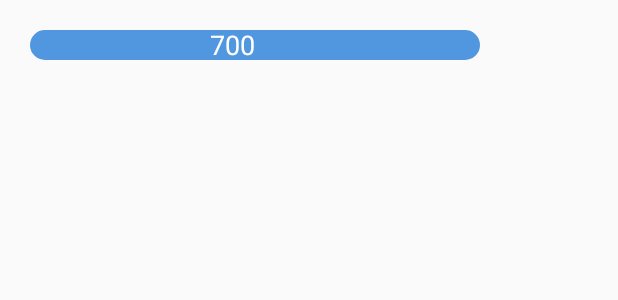
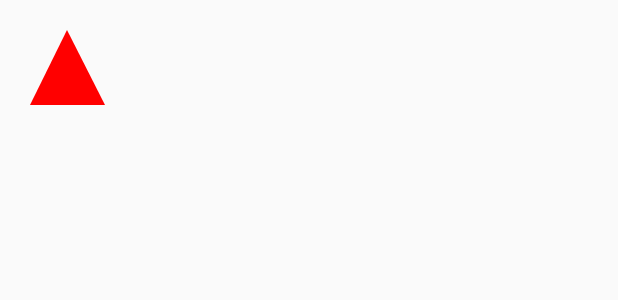
Before and after one commit to cairurui/XAndroid, an Android app: the layout activity_learning_custom_view.xml on its own in the app's theme, with its tools: preview values and no code run, on a phone screen of 412 x 824 dp. Shown: the top 300 px of the screen. Run offline under Robolectric (Android 15) with nearby library versions, the phone set to English and light mode, and no system bars.

Commit message:
自定义view 篇-- ShapeView

```diff
--- a/app/src/main/java/com/charry/xandroid/ui/customview/LearningCustomViewActivity.java
+++ b/app/src/main/java/com/charry/xandroid/ui/customview/LearningCustomViewActivity.java
@@ -1,5 +1,7 @@
 package com.charry.xandroid.ui.customview;
 
+import android.os.Handler;
+import android.os.Message;
 import android.support.v7.app.AppCompatActivity;
 import android.os.Bundle;
 
@@ -7,15 +9,22 @@ import com.charry.xandroid.R;
 
 public class LearningCustomViewActivity extends AppCompatActivity {
 
+    Handler mHandler = new Handler();
+
     @Override
     protected void onCreate(Bundle savedInstanceState) {
         super.onCreate(savedInstanceState);
         setContentView(R.layout.activity_learning_custom_view);
 
+        final ShapeView shapeView = findViewById(R.id.shape_view);
+        mHandler.postDelayed(new Runnable() {
+            @Override
+            public void run() {
+                shapeView.exchange();
 
-        LevelView levelView = findViewById(R.id.level_view);
-        levelView.setRange(0.5f);
-        levelView.setLeftText("500");
+                mHandler.postDelayed(this, 1000);
+            }
+        }, 1000);
 
     }
 }
--- /dev/null
+++ b/app/src/main/java/com/charry/xandroid/ui/customview/ShapeView.java
@@ -0,0 +1,106 @@
+package com.charry.xandroid.ui.customview;
+
+import android.content.Context;
+import android.graphics.Canvas;
+import android.graphics.Color;
+import android.graphics.Paint;
+import android.graphics.Path;
+import android.graphics.Rect;
+import android.support.annotation.Nullable;
+import android.util.AttributeSet;
+import android.view.View;
+
+/**
+ * Created by xiaocai on 2018/4/24.
+ */
+
+public class ShapeView extends View {
+    private int mWidth;
+    private int mCenter;
+    private Paint mPaint;
+    private Shape mShape = Shape.Triangle;
+
+    public ShapeView(Context context) {
+        this(context, null);
+    }
+
+    public ShapeView(Context context, @Nullable AttributeSet attrs) {
+        this(context, attrs, 0);
+    }
+
+    public ShapeView(Context context, @Nullable AttributeSet attrs, int defStyleAttr) {
+        super(context, attrs, defStyleAttr);
+        init();
+    }
+
+    private void init() {
+        mPaint = new Paint(Paint.ANTI_ALIAS_FLAG);
+        mPaint.setColor(Color.YELLOW);
+    }
+
+    public void setShape(Shape shape) {
+        this.mShape = shape;
+        invalidate();
+    }
+
+    @Override
+    protected void onMeasure(int widthMeasureSpec, int heightMeasureSpec) {
+        super.onMeasure(widthMeasureSpec, heightMeasureSpec);
+
+        int width = MeasureSpec.getSize(widthMeasureSpec);
+        int height = MeasureSpec.getSize(heightMeasureSpec);
+        if (width < height)
+            width = height;
+        else
+            height = width;
+
+        mWidth = width;
+        mCenter = mWidth / 2;
+        setMeasuredDimension(width, height);
+    }
+
+    public void exchange() {
+        switch (mShape) {
+            case Circle:
+                mShape = Shape.Square;
+                break;
+            case Square:
+                mShape = Shape.Triangle;
+                break;
+            case Triangle:
+                mShape = Shape.Circle;
+                break;
+        }
+        invalidate();
+    }
+
+    @Override
+    protected void onDraw(Canvas canvas) {
+        super.onDraw(canvas);
+
+        switch (mShape) {
+            case Circle:
+                mPaint.setColor(Color.YELLOW);
+                canvas.drawCircle(mCenter, mCenter, mCenter, mPaint);
+                break;
+            case Square:
+                Rect rect = new Rect(0, 0, mWidth, mWidth);
+                mPaint.setColor(Color.BLUE);
+                canvas.drawRect(rect, mPaint);
+                break;
+            case Triangle:
+                mPaint.setColor(Color.RED);
+                Path path = new Path();
+                path.moveTo(mCenter, 0);
+                path.lineTo(0, mWidth);
+                path.lineTo(mWidth, mWidth);
+                path.close();
+                canvas.drawPath(path,mPaint);
+                break;
+        }
+    }
+
+    public enum Shape {
+        Circle, Square, Triangle
+    }
+}
--- a/app/src/main/res/layout/activity_learning_custom_view.xml
+++ b/app/src/main/res/layout/activity_learning_custom_view.xml
@@ -3,24 +3,14 @@
     xmlns:app="http://schemas.android.com/apk/res-auto"
     xmlns:tools="http://schemas.android.com/tools"
     android:layout_width="match_parent"
+    android:layout_height="match_parent"
     android:orientation="vertical"
-    android:layout_height="match_parent"
     tools:context="com.charry.xandroid.ui.customview.LearningCustomViewActivity">
 
-
-    <com.charry.xandroid.ui.customview.LevelView
-        android:layout_marginTop="20dp"
-        android:id="@+id/level_view"
-        android:layout_marginLeft="20dp"
-        android:layout_width="300dp"
-        android:layout_height="20dp" />
-
-    <!--<com.charry.xandroid.ui.customview.MyTextView-->
-        <!--android:layout_width="wrap_content"-->
-        <!--app:text="添加自定义属性"-->
-        <!--app:textColor="@android:color/white"-->
-        <!--android:layout_height="wrap_content" />-->
-
-
+    <com.charry.xandroid.ui.customview.ShapeView
+        android:layout_width="50dp"
+        android:layout_margin="20dp"
+        android:id="@+id/shape_view"
+        android:layout_height="50dp" />
 
 </LinearLayout>
```
Also changed, not shown: app/src/main/java/com/charry/xandroid/ui/customview/ColorTrackTextView.java (added, +184 -0 lines).
